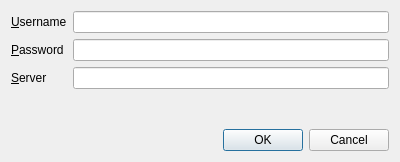
First picture: the form in admin/logindialog.ui, repository toptan/paso, before the edit.
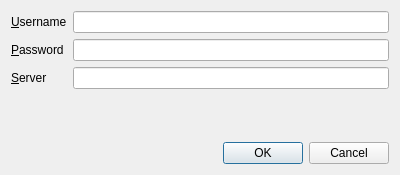
Second picture: the form after the edit.

```diff
--- a/admin/logindialog.ui
+++ b/admin/logindialog.ui
@@ -7,7 +7,7 @@
     <x>0</x>
     <y>0</y>
     <width>400</width>
-    <height>162</height>
+    <height>175</height>
    </rect>
   </property>
   <property name="windowTitle">
```
Left out of the diff: 6 changed lines with no effect on the pictures.
